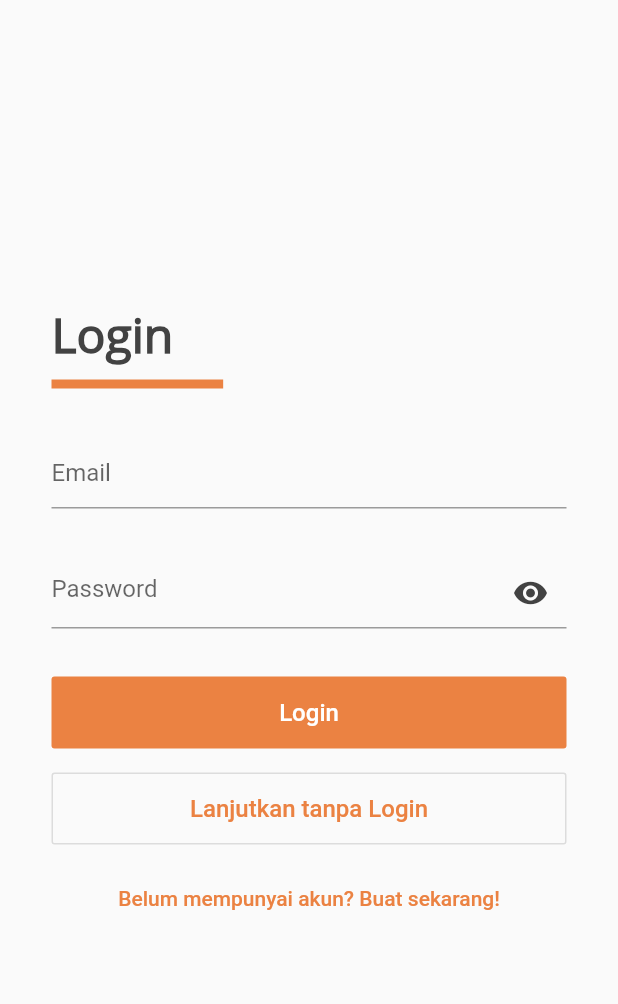
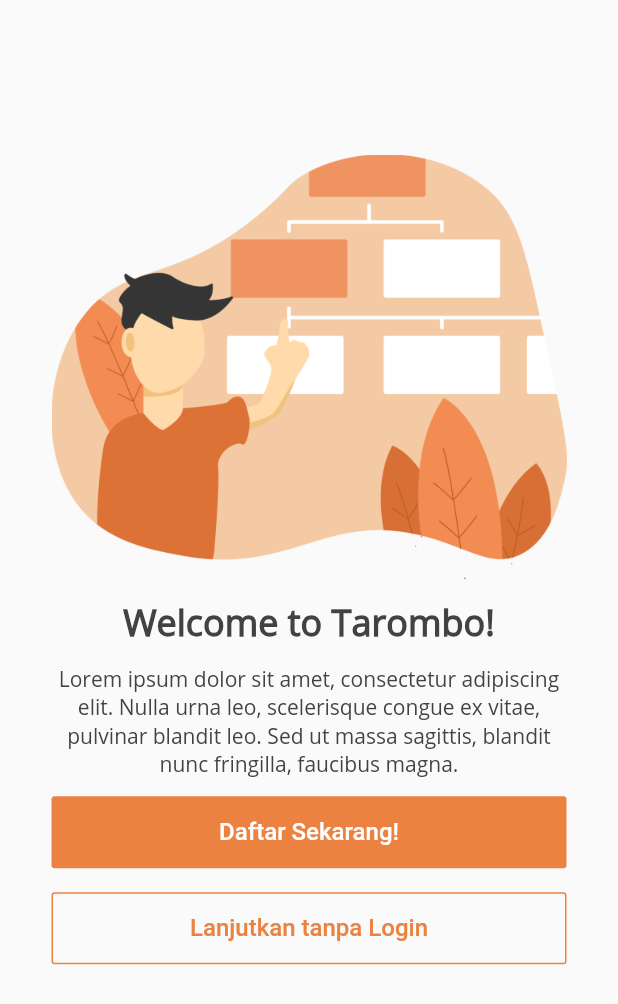
Before and after one commit to akmalrafii14/tarombo, a Flutter app: the screen it shows after launch, on a phone screen of 412 x 824 dp. Shown: the top 1004 px of the screen. Run offline on Flutter 3.47's test engine with Material 2 defaults, Android fonts, the light colour scheme and no system bars.

Commit message:
Update Welcome Screen

```diff
--- a/lib/auth/login.dart
+++ b/lib/auth/login.dart
@@ -121,7 +121,10 @@ class _LoginScreenState extends State<LoginScreen> {
                     borderRadius: BorderRadius.circular(4),
                   ),
                   child: OutlineButton(
-                    color: Colors.red,
+                    borderSide: BorderSide(
+                      color: Color(0xffEB8242),
+                    ),
+                    highlightedBorderColor: Colors.white,
                     onPressed: () {
                       print("ini cotinue");
                     },
--- a/lib/main.dart
+++ b/lib/main.dart
@@ -2,11 +2,12 @@ import 'dart:async';
 
 import 'package:flutter/material.dart';
 import 'package:tarombo/auth/login.dart';
+import 'package:tarombo/welcome.dart';
 import 'home.dart';
 
 void main() => runApp(
       new MaterialApp(
-        home: SplashScreen(),
+        home: WelcomeScreen(),
         debugShowCheckedModeBanner: false,
         routes: {
           '/HomeScreen': (BuildContext context) => HomePage(),
--- /dev/null
+++ b/lib/welcome.dart
@@ -0,0 +1,108 @@
+import 'package:flutter/material.dart';
+import 'package:tarombo/auth/register.dart';
+
+class WelcomeScreen extends StatelessWidget {
+  @override
+  Widget build(BuildContext context) {
+    return Scaffold(
+      body: Container(
+        margin: EdgeInsets.all(MediaQuery.of(context).size.width / 12),
+        padding: MediaQuery.of(context).viewPadding,
+        child: Column(
+          children: <Widget>[
+            Container(
+              margin:
+                  EdgeInsets.only(top: MediaQuery.of(context).size.height / 12),
+              child: Center(
+                child: Image.asset(
+                  'assets/image/diagram.png',
+                  width: MediaQuery.of(context).size.width,
+                ),
+              ),
+            ),
+            Container(
+              padding: EdgeInsets.only(top: 12),
+              child: Align(
+                alignment: Alignment.center,
+                child: Text(
+                  "Welcome to Tarombo!",
+                  style: TextStyle(
+                      color: Color(0xFF424242),
+                      fontSize: 24,
+                      fontFamily: "OpenSans",
+                      fontWeight: FontWeight.bold),
+                  textAlign: TextAlign.center,
+                ),
+              ),
+            ),
+            Container(
+              padding: EdgeInsets.only(top: 12),
+              child: Align(
+                alignment: Alignment.center,
+                child: Text(
+                  "Lorem ipsum dolor sit amet, consectetur adipiscing elit. Nulla urna leo, scelerisque congue ex vitae, pulvinar blandit leo. Sed ut massa sagittis, blandit nunc fringilla, faucibus magna.",
+                  style: TextStyle(
+                    color: Color(0xFF424242),
+                    fontSize: 14,
+                    fontFamily: "OpenSans",
+                  ),
+                  textAlign: TextAlign.center,
+                ),
+              ),
+            ),
+            Container(
+              height: 48,
+              margin: EdgeInsets.only(top: 12),
+              width: double.infinity,
+              decoration: BoxDecoration(
+                borderRadius: BorderRadius.circular(4),
+              ),
+              child: FlatButton(
+                color: Color(0xffEB8242),
+                onPressed: () {
+                  Navigator.pushReplacement(
+                    context,
+                    MaterialPageRoute(
+                      builder: (context) => RegisterScreen(),
+                    ),
+                  );
+                },
+                child: Text(
+                  "Daftar Sekarang!",
+                  style: TextStyle(
+                    color: Colors.white,
+                    fontSize: 16,
+                  ),
+                ),
+              ),
+            ),
+            Container(
+              margin: EdgeInsets.only(top: 16),
+              height: 48,
+              width: double.infinity,
+              decoration: BoxDecoration(
+                borderRadius: BorderRadius.circular(4),
+              ),
+              child: OutlineButton(
+                borderSide: BorderSide(
+                  color: Color(0xffEB8242),
+                ),
+                highlightedBorderColor: Colors.white,
+                onPressed: () {
+                  print("ini cotinue");
+                },
+                child: Text(
+                  "Lanjutkan tanpa Login",
+                  style: TextStyle(
+                    color: Color(0xffEB8242),
+                    fontSize: 16,
+                  ),
+                ),
+              ),
+            ),
+          ],
+        ),
+      ),
+    );
+  }
+}
```
Also changed, not shown: pubspec.yaml (+4 -3 lines), assets/image/diagram.png (added).
